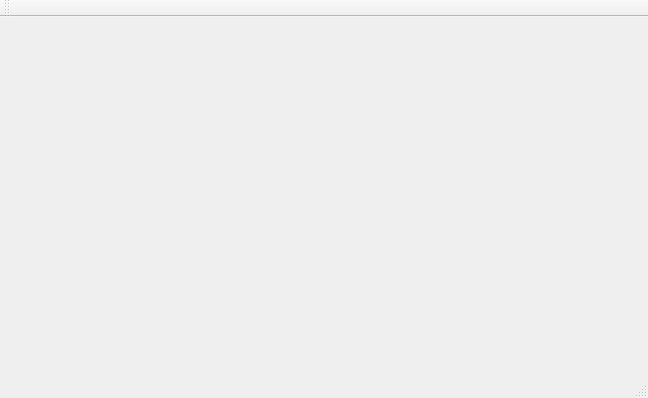
hugo05000/BackOffice-NewWorld, file mainwindow.ui: the form before one commit.
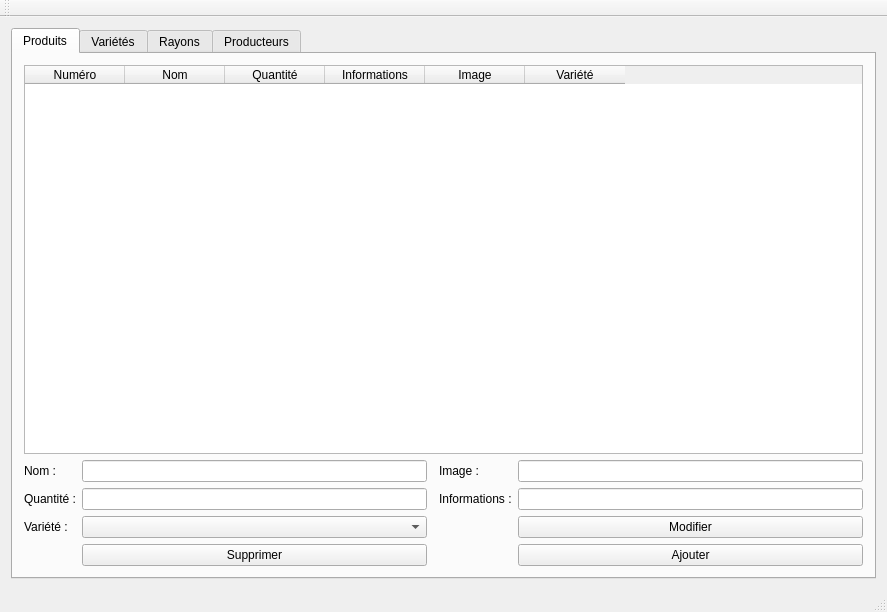
The form after the commit.

Commit message: ajout produit bdd

What changed in the file:
```diff
--- a/mainwindow.ui
+++ b/mainwindow.ui
@@ -6,15 +6,162 @@
    <rect>
     <x>0</x>
     <y>0</y>
-    <width>648</width>
-    <height>398</height>
+    <width>887</width>
+    <height>612</height>
    </rect>
   </property>
   <property name="windowTitle">
    <string>MainWindow</string>
   </property>
   <widget class="QWidget" name="centralWidget">
-   <layout class="QVBoxLayout" name="verticalLayout"/>
+   <layout class="QVBoxLayout" name="verticalLayout">
+    <item>
+     <widget class="QTabWidget" name="tab_onglets">
+      <property name="currentIndex">
+       <number>0</number>
+      </property>
+      <widget class="QWidget" name="produits">
+       <attribute name="title">
+        <string>Produits</string>
+       </attribute>
+       <layout class="QGridLayout" name="gridLayout">
+        <item row="1" column="0">
+         <widget class="QLabel" name="label_nom">
+          <property name="text">
+           <string>Nom :</string>
+          </property>
+         </widget>
+        </item>
+        <item row="3" column="1">
+         <widget class="QComboBox" name="comboBox_variete"/>
+        </item>
+        <item row="1" column="1">
+         <widget class="QLineEdit" name="lineEdit_nomProduit"/>
+        </item>
+        <item row="0" column="0" colspan="5">
+         <widget class="QTableWidget" name="tableWidget_produits">
+          <property name="selectionMode">
+           <enum>QAbstractItemView::SingleSelection</enum>
+          </property>
+          <property name="selectionBehavior">
+           <enum>QAbstractItemView::SelectRows</enum>
+          </property>
+          <attribute name="verticalHeaderVisible">
+           <bool>false</bool>
+          </attribute>
+          <column>
+           <property name="text">
+            <string>Numéro</string>
+           </property>
+          </column>
+          <column>
+           <property name="text">
+            <string>Nom</string>
+           </property>
+          </column>
+          <column>
+           <property name="text">
+            <string>Quantité</string>
+           </property>
+          </column>
+          <column>
+           <property name="text">
+            <string>Informations</string>
+           </property>
+          </column>
+          <column>
+           <property name="text">
+            <string>Image</string>
+           </property>
+          </column>
+          <column>
+           <property name="text">
+            <string>Variété</string>
+           </property>
+          </column>
+         </widget>
+        </item>
+        <item row="2" column="1">
+         <widget class="QLineEdit" name="lineEdit_quantitee"/>
+        </item>
+        <item row="1" column="3">
+         <widget class="QLabel" name="label_image">
+          <property name="text">
+           <string>Image :</string>
+          </property>
+         </widget>
+        </item>
+        <item row="2" column="4">
+         <widget class="QLineEdit" name="lineEdit_informations"/>
+        </item>
+        <item row="4" column="4">
+         <widget class="QPushButton" name="pushButton_ajouter">
+          <property name="text">
+           <string>Ajouter</string>
+          </property>
+         </widget>
+        </item>
+        <item row="1" column="4">
+         <widget class="QLineEdit" name="lineEdit_image"/>
+        </item>
+        <item row="2" column="0">
+         <widget class="QLabel" name="label_quantite">
+          <property name="text">
+           <string>Quantité :</string>
+          </property>
+         </widget>
+        </item>
+        <item row="3" column="0">
+         <widget class="QLabel" name="label_variete">
+          <property name="text">
+           <string>Variété :</string>
+          </property>
+         </widget>
+        </item>
+        <item row="2" column="3">
+         <widget class="QLabel" name="label_informations">
+          <property name="text">
+           <string>Informations :</string>
+          </property>
+         </widget>
+        </item>
+        <item row="4" column="1">
+         <widget class="QPushButton" name="pushButton_supprimer">
+          <property name="text">
+           <string>Supprimer</string>
+          </property>
+         </widget>
+        </item>
+        <item row="3" column="4">
+         <widget class="QPushButton" name="pushButton_modifier">
+          <property name="text">
+           <string>Modifier</string>
+          </property>
+         </widget>
+        </item>
+       </layout>
+      </widget>
+      <widget class="QWidget" name="varietes">
+       <attribute name="title">
+        <string>Variétés</string>
+       </attribute>
+      </widget>
+      <widget class="QWidget" name="rayons">
+       <attribute name="title">
+        <string>Rayons</string>
+       </attribute>
+      </widget>
+      <widget class="QWidget" name="producteurs">
+       <property name="focusPolicy">
+        <enum>Qt::NoFocus</enum>
+       </property>
+       <attribute name="title">
+        <string>Producteurs</string>
+       </attribute>
+      </widget>
+     </widget>
+    </item>
+   </layout>
   </widget>
   <widget class="QMenuBar" name="menuBar">
    <property name="geometry">
```
Left out of the diff: 4 changed lines with no effect on the pictures. The commit also changes 10 other files.
